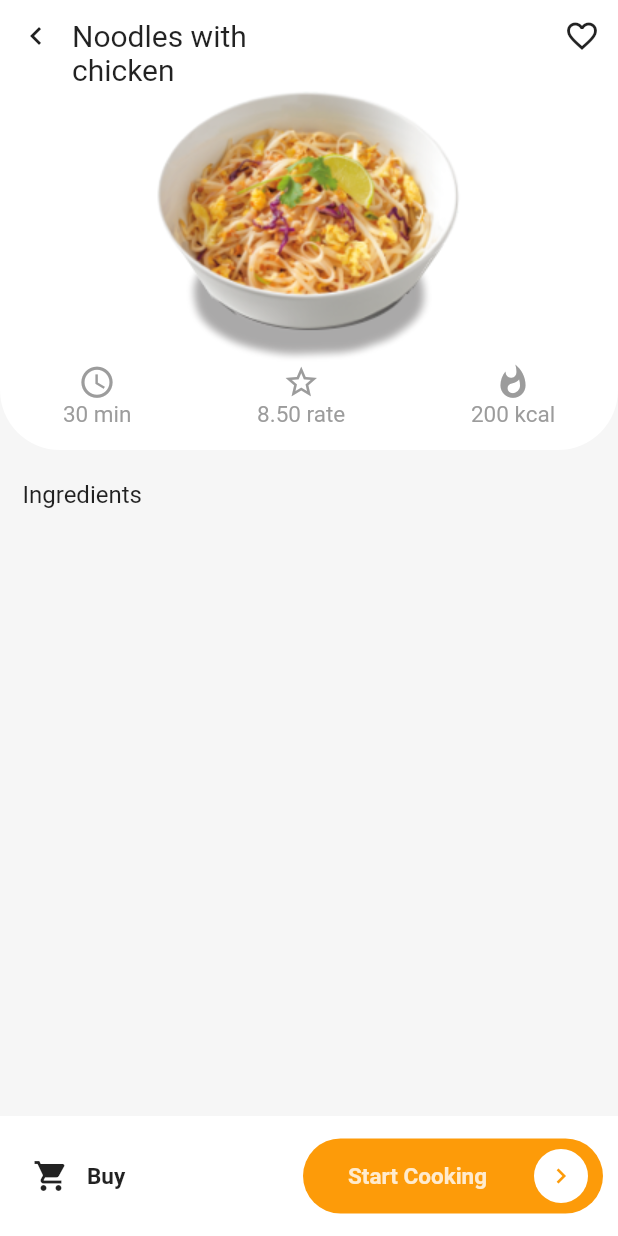
After one commit to fmatuszewski/recipes, a Flutter app: the screen it shows after launch, after a tap on an icon or button, on a phone screen of 412 x 824 dp. The commit adds this screen. Run offline on Flutter 3.47's test engine with Material 2 defaults, Android fonts, the phone set to English and light mode, and no system bars.

Commit message:
Add recipe details page and routing.

```diff
--- a/lib/main.dart
+++ b/lib/main.dart
@@ -1,5 +1,7 @@
 import 'package:flutter/material.dart';
-import 'package:recepie/recipes.dart';
+import 'package:recepie/pages/recipes.dart';
+import 'package:recepie/routing/route_names.dart';
+import 'package:recepie/routing/routing.dart' as routing;
 
 void main() => runApp(MyApp());
 
@@ -18,6 +20,8 @@ class MyApp extends StatelessWidget {
         primarySwatch: Colors.blue,
       ),
       home: RecipesWidget(),
+      onGenerateRoute: routing.generateRoute,
+      initialRoute: RouteNames.recipes,
     );
   }
 }
--- a/lib/model/item.dart
+++ b/lib/model/item.dart
@@ -1,9 +1,28 @@
+class Ingredient {
+  final String name;
+  final double weight;
 
-class Item{
+  Ingredient({this.name, this.weight});
+}
+
+class Info {
+  int cookingTime;
+  int kcal;
+  Info({this.cookingTime,this.kcal});
+}
+
+class Item {
   final String asset;
   final String title;
   final double stars;
+  final Info info;
 
-  Item({this.asset,this.title,this.stars});
+  final List<Ingredient> ingredients;
 
+  Item(
+      {this.asset,
+      this.title,
+      this.stars,
+      this.info,
+      this.ingredients = const []});
 }
--- /dev/null
+++ b/lib/pages/recipe_details.dart
@@ -0,0 +1,158 @@
+import 'package:flutter/material.dart';
+import 'package:recepie/model/item.dart';
+
+class RecipeDetailsWidget extends StatefulWidget {
+  Item _item;
+
+  @override
+  _RecipeDetailsWidgetState createState() => _RecipeDetailsWidgetState();
+
+  RecipeDetailsWidget(this._item);
+}
+
+class _RecipeDetailsWidgetState extends State<RecipeDetailsWidget> {
+  @override
+  Widget build(BuildContext context) {
+    return Scaffold(
+      backgroundColor: Color(0xffF6F6F6),
+      body: Column(
+          crossAxisAlignment: CrossAxisAlignment.start,
+          children: [
+        SizedBox(
+          height: MediaQuery.of(context).padding.top,
+        ),
+        _buildHeader(widget._item),
+        SizedBox(
+          height: 20,
+        ),
+        Padding(
+          padding: const EdgeInsets.only(left:15.0),
+          child: Text('Ingredients',style:TextStyle(fontSize: 16),),
+        ),
+        SizedBox(
+          height: 10,
+        ),
+//        _buildIngredients(widget._item)
+      ]),
+      bottomNavigationBar: Container(
+        color: Colors.white,
+        height: 80,
+        child: Padding(
+          padding: const EdgeInsets.all(10.0),
+          child: Row(
+            children: <Widget>[
+              IconButton(
+                icon: Icon(Icons.shopping_cart),
+                onPressed: () {},
+              ),
+              Text(
+                'Buy',
+                style: TextStyle(fontSize: 15, fontWeight: FontWeight.w600),
+              ),
+              Spacer(),
+              Container(
+                height: 50,
+                width: 200,
+                padding: EdgeInsets.only(left: 30, right: 10),
+                decoration: BoxDecoration(
+                    color: Color(0xffFD9B09),
+                    borderRadius: BorderRadius.circular(25)),
+                child: Row(
+                  children: <Widget>[
+                    Text(
+                      'Start Cooking',
+                      style: TextStyle(
+                          fontWeight: FontWeight.w700,
+                          fontSize: 15,
+                          color: Colors.white.withOpacity(0.8)),
+                    ),
+                    Spacer(),
+                    CircleAvatar(
+                      radius: 18,
+                      backgroundColor: Colors.white,
+                      child: IconButton(
+                        iconSize: 20,
+                        icon: Icon(
+                          Icons.keyboard_arrow_right,
+                        ),
+                        color: Color(0xffFD9B09),
+                        onPressed: () {
+//                    TODO: implement cooking
+                        },
+                      ),
+                    )
+                  ],
+                ),
+              )
+            ],
+          ),
+        ),
+      ),
+    );
+  }
+
+  Widget _buildHeader(Item item) {
+    return Container(
+        height: 300,
+        decoration: BoxDecoration(
+            color: Colors.white,
+            borderRadius: BorderRadius.only(
+                bottomRight: Radius.circular(40),
+                bottomLeft: Radius.circular(40))),
+        child: Column(
+          children: <Widget>[
+            Row(
+              crossAxisAlignment: CrossAxisAlignment.start,
+              children: <Widget>[
+                IconButton(icon: Icon(Icons.keyboard_arrow_left),onPressed: (){
+                  Navigator.of(context).pop();
+                },),
+                Expanded(child: Padding(
+                  padding: const EdgeInsets.only(top:12.0),
+                  child: Text(item.title,style:TextStyle(fontSize:20)),
+                )),
+                IconButton(icon: Icon(Icons.favorite_border),onPressed: (){
+//                  TODO: add implementation of adding to favourites
+                },),
+
+
+
+
+              ],
+            ),
+            Center(
+              child: Image.asset(item.asset),
+            ),
+            Row(
+              mainAxisAlignment: MainAxisAlignment.spaceAround,
+              children: <Widget>[
+                _buildInfo('${item?.info?.cookingTime??'??'} min', Icons.access_time),
+                _buildInfo('${item?.stars?.toStringAsFixed(2)??'??'} rate', Icons.star_border),
+                _buildInfo('${item?.info?.kcal??'??'} kcal', Icons.whatshot)
+              ],
+            )
+          ],
+        ));
+  }
+
+  Widget _buildIngredients(Item item) => ListView.builder(
+      itemCount: item?.ingredients?.length ?? 0,
+      itemBuilder: (context, index) =>
+          _buildIngredientWidget(item.ingredients[index]));
+
+  _buildIngredientWidget(Ingredient ingredient) => Container();
+
+  Widget _buildInfo(String message, IconData icon) {
+    return Column(
+      crossAxisAlignment: CrossAxisAlignment.center,
+      children: <Widget>[
+        Icon(
+          icon,
+          size: 25,
+          color: Color(0xff9C9C9C),
+        ),
+        Text(message, style: TextStyle(color: Color(0xff9C9C9C), fontSize: 15))
+      ],
+    );
+  }
+}
--- a/lib/recipes.dart
+++ b/lib/pages/recipes.dart
@@ -2,6 +2,7 @@ import 'package:flutter/material.dart';
 import 'package:flutter/services.dart';
 import 'package:recepie/icons/food_icons.dart';
 import 'package:recepie/model/item.dart';
+import 'package:recepie/routing/route_names.dart';
 
 class RecipesWidget extends StatefulWidget {
   @override
@@ -32,9 +33,10 @@ class _RecipesWidgetState extends State<RecipesWidget> {
           children: <Widget>[
             Expanded(
               child: Container(
-                decoration: BoxDecoration(color: Colors.white,borderRadius: BorderRadius.only(
+                decoration: BoxDecoration(
+                    color: Colors.white,
+                    borderRadius: BorderRadius.only(
                       bottomLeft: Radius.circular(20),
-
                     )),
                 child: SingleChildScrollView(
                     child: Column(
@@ -187,16 +189,34 @@ class _RecipesWidgetState extends State<RecipesWidget> {
   List<Item> _items = [
     Item(
         asset: "assets/images/food.png",
-        title: "Royal Paddington Thai Salad",
-        stars: 9.0),
+        title: "Royal Paddington \nThai Salad",
+        stars: 9.0,
+        info: Info(cookingTime: 45, kcal: 215),
+        ingredients: [
+          Ingredient(name: 'Noodles', weight: 450),
+          Ingredient(name: 'Butter', weight: 200),
+          Ingredient(name: 'Lemon', weight: 10),
+        ]),
     Item(
         asset: "assets/images/food.png",
-        title: "Noodles with chicken",
-        stars: 8.5),
+        title: "Noodles with \nchicken",
+        stars: 8.5,
+        info: Info(cookingTime: 30, kcal: 200),
+        ingredients: [
+          Ingredient(name: 'Noodles', weight: 450),
+          Ingredient(name: 'Butter', weight: 200),
+          Ingredient(name: 'Lemon', weight: 10),
+        ]),
     Item(
         asset: "assets/images/food.png",
-        title: "Fresh Shrimps salad",
-        stars: 8.0),
+        title: "Fresh Shrimps \nsalad",
+        stars: 8.0,
+        info: Info(cookingTime: 25, kcal: 198),
+        ingredients: [
+          Ingredient(name: 'Noodles', weight: 450),
+          Ingredient(name: 'Butter', weight: 200),
+          Ingredient(name: 'Lemon', weight: 10),
+        ]),
   ];
 
   List<Color> _itemColors = [
@@ -221,6 +241,11 @@ class _RecipesWidgetState extends State<RecipesWidget> {
       margin: EdgeInsets.all(8),
       decoration: BoxDecoration(
           color: backgroundColor, borderRadius: BorderRadius.circular(25)),
+      child: InkWell(
+        onTap: () {
+          Navigator.of(context)
+              .pushNamed(RouteNames.recipe_details, arguments: item);
+        },
         child: Column(
           crossAxisAlignment: CrossAxisAlignment.start,
           children: <Widget>[
@@ -240,7 +265,8 @@ class _RecipesWidgetState extends State<RecipesWidget> {
                 margin: EdgeInsets.symmetric(vertical: 5),
                 padding: EdgeInsets.all(5),
                 decoration: BoxDecoration(
-                  color: Colors.white, borderRadius: BorderRadius.circular(15)),
+                    color: Colors.white,
+                    borderRadius: BorderRadius.circular(15)),
                 child: Row(
                   children: <Widget>[
                     Icon(
@@ -252,12 +278,13 @@ class _RecipesWidgetState extends State<RecipesWidget> {
                       padding: const EdgeInsets.only(left: 8.0),
                       child: Text(
                         item.stars.toStringAsFixed(2),
-                      style:
-                          TextStyle(fontSize: 10, fontWeight: FontWeight.w700),
+                        style: TextStyle(
+                            fontSize: 10, fontWeight: FontWeight.w700),
                       ),
                     )
                   ],
                 ))
           ],
+        ),
       ));
 }
--- /dev/null
+++ b/lib/routing/route_names.dart
@@ -0,0 +1,6 @@
+
+class RouteNames {
+  static const String recipes = '/recipes';
+  static const String recipe_details = '/recipe_details';
+
+}
--- /dev/null
+++ b/lib/routing/routing.dart
@@ -0,0 +1,18 @@
+import 'package:flutter/material.dart';
+import 'package:recepie/model/item.dart';
+import 'package:recepie/pages/recipe_details.dart';
+import 'package:recepie/pages/recipes.dart';
+import 'package:recepie/routing/route_names.dart';
+
+Route<dynamic> generateRoute(RouteSettings settings){
+
+  switch(settings.name){
+    case RouteNames.recipes:
+      return MaterialPageRoute(builder: (context)=> RecipesWidget());
+    case RouteNames.recipe_details:
+      Item item = settings.arguments;
+      return MaterialPageRoute(builder: (context)=> RecipeDetailsWidget(item));
+    default:
+      return MaterialPageRoute(builder: (context)=> RecipesWidget());
+  }
+}
```
Lines whose indentation alone changed are shown as unchanged.
